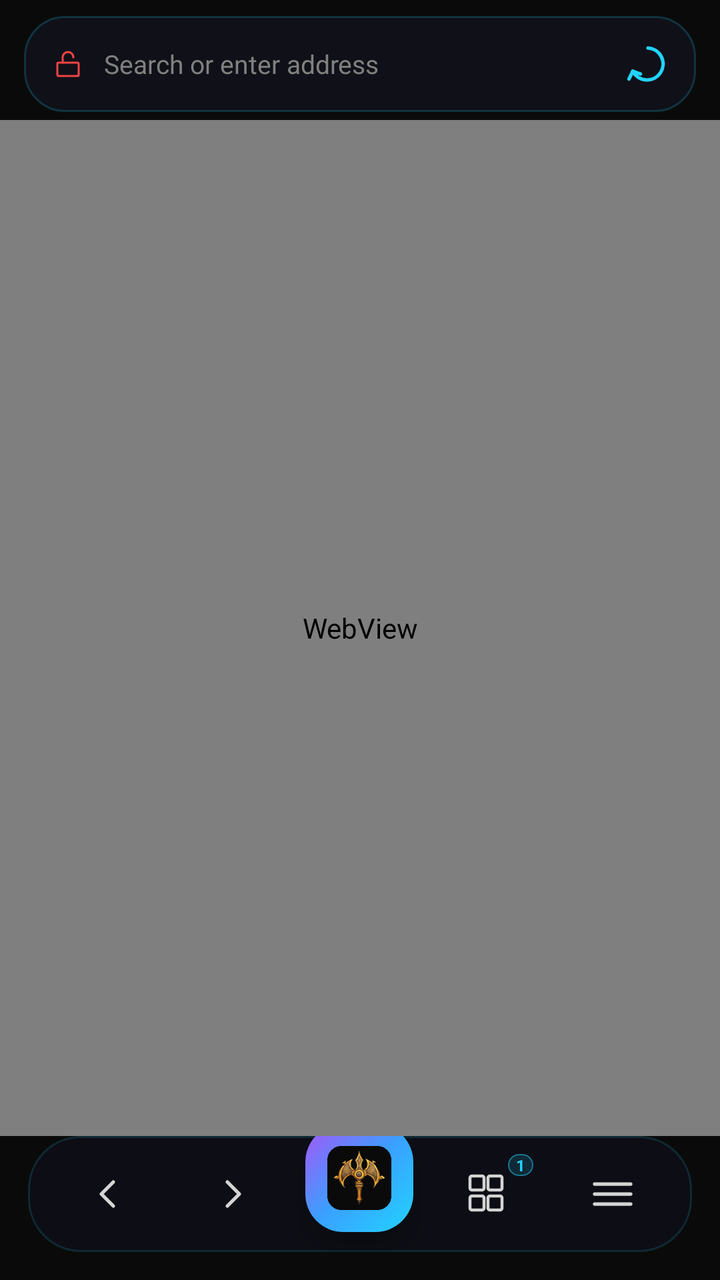
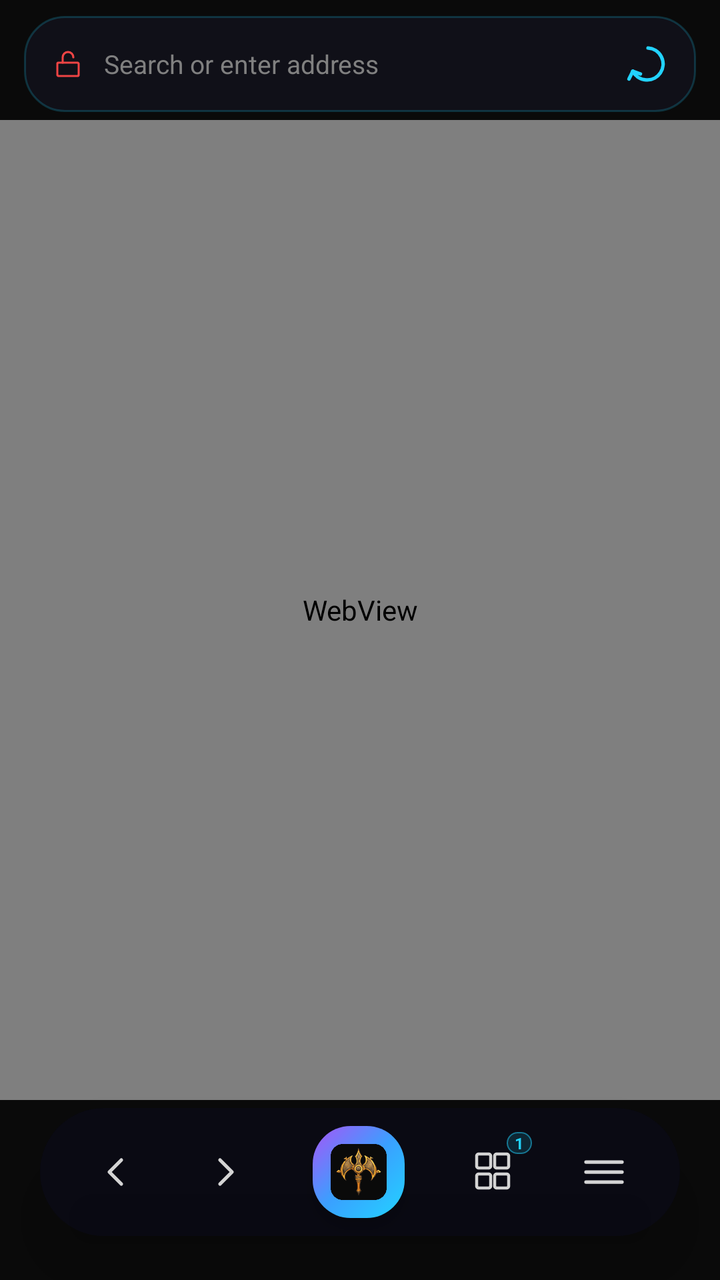

Compare the two renders of this Android layout. The source of the first and the diff that turns it into the second are given below.
<!-- AndroidManifest.xml: application theme Theme.Dhurta -->
<!-- res/layout/activity_main.xml -->
<?xml version="1.0" encoding="utf-8"?>
<androidx.drawerlayout.widget.DrawerLayout
    xmlns:android="http://schemas.android.com/apk/res/android"
    xmlns:app="http://schemas.android.com/apk/res-auto"
    android:id="@+id/drawerLayout"
    android:layout_width="match_parent"
    android:layout_height="match_parent"
    android:fitsSystemWindows="true">

    
    <FrameLayout
        android:layout_width="match_parent"
        android:layout_height="match_parent"
        android:background="@color/obsidian">

        <LinearLayout
            android:layout_width="match_parent"
            android:layout_height="match_parent"
            android:orientation="vertical">

            
            <LinearLayout
                android:id="@+id/urlPill"
                android:layout_width="match_parent"
                android:layout_height="48dp"
                android:orientation="horizontal"
                android:gravity="center_vertical"
                android:layout_marginHorizontal="12dp"
                android:layout_marginTop="8dp"
                android:layout_marginBottom="4dp"
                android:paddingStart="14dp"
                android:paddingEnd="4dp"
                android:background="@drawable/pill_bg">

                
                <ImageView
                    android:id="@+id/lockIcon"
                    android:layout_width="16dp"
                    android:layout_height="16dp"
                    android:src="@drawable/ic_nav_lock_open"
                    android:layout_marginEnd="10dp"
                    android:contentDescription="Security status"
                    app:tint="@color/exposed_red" />

                <EditText
                    android:id="@+id/urlBar"
                    android:layout_width="0dp"
                    android:layout_height="match_parent"
                    android:layout_weight="1"
                    android:hint="@string/url_hint"
                    android:textColorHint="@color/text_muted"
                    android:textColor="@color/text"
                    android:textSize="13sp"
                    android:fontFamily="sans-serif"
                    android:singleLine="true"
                    android:imeOptions="actionGo"
                    android:inputType="textUri"
                    android:background="@android:color/transparent"
                    android:importantForAutofill="no" />

                <ImageButton
                    android:id="@+id/reloadBtn"
                    android:layout_width="40dp"
                    android:layout_height="40dp"
                    android:src="@drawable/ic_nav_reload"
                    android:background="?android:selectableItemBackgroundBorderless"
                    android:contentDescription="Reload"
                    app:tint="@color/neon_blue" />
            </LinearLayout>

            
            <LinearLayout
                android:id="@+id/findBar"
                android:layout_width="match_parent"
                android:layout_height="40dp"
                android:orientation="horizontal"
                android:gravity="center_vertical"
                android:layout_marginHorizontal="10dp"
                android:layout_marginBottom="6dp"
                android:paddingStart="12dp"
                android:paddingEnd="4dp"
                android:background="@drawable/pill_bg"
                android:visibility="gone">

                <EditText
                    android:id="@+id/findInput"
                    android:layout_width="0dp"
                    android:layout_height="match_parent"
                    android:layout_weight="1"
                    android:hint="Find in page"
                    android:textColorHint="@color/text_muted"
                    android:textColor="@color/text"
                    android:textSize="13sp"
                    android:fontFamily="sans-serif"
                    android:singleLine="true"
                    android:imeOptions="actionSearch"
                    android:inputType="text"
                    android:background="@android:color/transparent"
                    android:importantForAutofill="no" />

                <TextView
                    android:id="@+id/findCount"
                    android:layout_width="wrap_content"
                    android:layout_height="wrap_content"
                    android:text="0/0"
                    android:textSize="10sp"
                    android:fontFamily="monospace"
                    android:textColor="@color/text_muted"
                    android:layout_marginEnd="6dp" />

                <ImageButton
                    android:id="@+id/findPrev"
                    android:layout_width="36dp"
                    android:layout_height="36dp"
                    android:src="@drawable/ic_find_up"
                    android:background="?android:selectableItemBackgroundBorderless"
                    android:contentDescription="Previous match"
                    app:tint="@color/text" />

                <ImageButton
                    android:id="@+id/findNext"
                    android:layout_width="36dp"
                    android:layout_height="36dp"
                    android:src="@drawable/ic_find_down"
                    android:background="?android:selectableItemBackgroundBorderless"
                    android:contentDescription="Next match"
                    app:tint="@color/text" />

                <ImageButton
                    android:id="@+id/findClose"
                    android:layout_width="36dp"
                    android:layout_height="36dp"
                    android:src="@drawable/ic_find_close"
                    android:background="?android:selectableItemBackgroundBorderless"
                    android:contentDescription="Close find"
                    app:tint="@color/text" />
            </LinearLayout>

            <ProgressBar
                android:id="@+id/progressBar"
                style="?android:attr/progressBarStyleHorizontal"
                android:layout_width="match_parent"
                android:layout_height="2dp"
                android:max="100"
                android:progress="0"
                android:progressTint="@color/neon_blue"
                android:visibility="gone" />

            
            <FrameLayout
                android:id="@+id/webContainer"
                android:layout_width="match_parent"
                android:layout_height="0dp"
                android:layout_weight="1">

                <WebView
                    android:id="@+id/webView"
                    android:layout_width="match_parent"
                    android:layout_height="match_parent" />
            </FrameLayout>

            
            <View
                android:id="@+id/dockSpacer"
                android:layout_width="match_parent"
                android:layout_height="72dp" />
        </LinearLayout>

        
        <LinearLayout
            android:id="@+id/dock"
            android:layout_width="match_parent"
            android:layout_height="wrap_content"
            android:layout_gravity="bottom"
            android:orientation="horizontal"
            android:gravity="center_vertical"
            android:layout_marginHorizontal="14dp"
            android:layout_marginBottom="14dp"
            android:paddingHorizontal="8dp"
            android:paddingVertical="5dp"
            android:background="@drawable/dock_bg"
            android:elevation="12dp"
            android:clipChildren="false"
            android:clipToPadding="false">

            <ImageButton
                android:id="@+id/backBtn"
                android:layout_width="0dp"
                android:layout_height="48dp"
                android:layout_weight="1"
                android:src="@drawable/ic_nav_back"
                android:background="?android:selectableItemBackgroundBorderless"
                android:contentDescription="Back"
                app:tint="@color/text" />

            <ImageButton
                android:id="@+id/forwardBtn"
                android:layout_width="0dp"
                android:layout_height="48dp"
                android:layout_weight="1"
                android:src="@drawable/ic_nav_forward"
                android:background="?android:selectableItemBackgroundBorderless"
                android:contentDescription="Forward"
                app:tint="@color/text" />

            
            <FrameLayout
                android:layout_width="0dp"
                android:layout_height="48dp"
                android:layout_weight="1"
                android:clipChildren="false"
                android:clipToPadding="false">

                <View
                    android:id="@+id/hubRing"
                    android:layout_width="60dp"
                    android:layout_height="60dp"
                    android:layout_gravity="center_horizontal"
                    android:translationY="-14dp"
                    android:background="@drawable/hub_ring" />

                <ImageView
                    android:id="@+id/hubBtn"
                    android:layout_width="54dp"
                    android:layout_height="54dp"
                    android:layout_gravity="center_horizontal"
                    android:translationY="-11dp"
                    android:padding="11dp"
                    android:background="@drawable/hub_bg"
                    android:src="@mipmap/ic_launcher"
                    android:elevation="8dp"
                    android:contentDescription="Dhurta Hub" />
            </FrameLayout>

            <FrameLayout
                android:layout_width="0dp"
                android:layout_height="48dp"
                android:layout_weight="1">

                <ImageButton
                    android:id="@+id/tabsBtn"
                    android:layout_width="match_parent"
                    android:layout_height="match_parent"
                    android:src="@drawable/ic_nav_tabs"
                    android:background="?android:selectableItemBackgroundBorderless"
                    android:contentDescription="Tabs"
                    app:tint="@color/text" />

                <TextView
                    android:id="@+id/tabCount"
                    android:layout_width="wrap_content"
                    android:layout_height="wrap_content"
                    android:layout_gravity="top|end"
                    android:layout_marginTop="4dp"
                    android:layout_marginEnd="8dp"
                    android:text="1"
                    android:textSize="8sp"
                    android:textStyle="bold"
                    android:textColor="@color/neon_blue"
                    android:paddingHorizontal="4dp"
                    android:background="@drawable/tabcount_bg" />
            </FrameLayout>

            <ImageButton
                android:id="@+id/menuBtn"
                android:layout_width="0dp"
                android:layout_height="48dp"
                android:layout_weight="1"
                android:src="@drawable/ic_nav_menu"
                android:background="?android:selectableItemBackgroundBorderless"
                android:contentDescription="Menu"
                app:tint="@color/text" />
        </LinearLayout>

        
        <FrameLayout
            android:id="@+id/menuOverlay"
            android:layout_width="match_parent"
            android:layout_height="match_parent"
            android:background="#B3000000"
            android:visibility="gone"
            android:clickable="true"
            android:focusable="true">

            <androidx.core.widget.NestedScrollView
                android:id="@+id/menuSheet"
                android:layout_width="match_parent"
                android:layout_height="wrap_content"
                android:layout_gravity="bottom"
                android:background="@drawable/dock_bg"
                android:layout_margin="10dp"
                android:elevation="16dp">

                <LinearLayout
                    android:layout_width="match_parent"
                    android:layout_height="wrap_content"
                    android:orientation="vertical"
                    android:paddingVertical="8dp">

                    
                    <LinearLayout
                        android:layout_width="match_parent"
                        android:layout_height="wrap_content"
                        android:orientation="horizontal"
                        android:paddingHorizontal="8dp"
                        android:paddingBottom="4dp">

                        <TextView android:id="@+id/mHome" style="@style/MenuQuick" android:text="🏠" />
                        <TextView android:id="@+id/mAddBookmark" style="@style/MenuQuick" android:text="⭐" />
                        <TextView android:id="@+id/mShare" style="@style/MenuQuick" android:text="📤" />
                        <TextView android:id="@+id/mOmni" style="@style/MenuQuick" android:text="🔱" />
                        <TextView android:id="@+id/mNewTab" style="@style/MenuQuick" android:text="➕" />
                    </LinearLayout>

                    <View android:layout_width="match_parent" android:layout_height="1dp" android:background="@color/border" />

                    
                    <LinearLayout style="@style/MenuRowPair">
                        <TextView android:id="@+id/mFind" style="@style/MenuItem" android:text="🔍  Find in page" />
                        <TextView android:id="@+id/mDesktop" style="@style/MenuItem" android:text="🖥  Desktop site" />
                    </LinearLayout>
                    <LinearLayout style="@style/MenuRowPair">
                        <TextView android:id="@+id/mFullscreen" style="@style/MenuItem" android:text="⛶  Fullscreen" />
                        <TextView android:id="@+id/mInspect" style="@style/MenuItem" android:text="🧪  Inspect element" />
                    </LinearLayout>
                    <LinearLayout style="@style/MenuRowPair">
                        <TextView android:id="@+id/mBookmarks" style="@style/MenuItem" android:text="🔖  Bookmarks" />
                        <TextView android:id="@+id/mHistory" style="@style/MenuItem" android:text="🕑  History" />
                    </LinearLayout>
                    <LinearLayout style="@style/MenuRowPair">
                        <TextView android:id="@+id/mDownloads" style="@style/MenuItem" android:text="⬇  Downloads" />
                        <TextView android:id="@+id/mAutoClean" style="@style/MenuItem" android:text="🧹  Auto-Clean" />
                    </LinearLayout>
                    <LinearLayout style="@style/MenuRowPair">
                        <TextView android:id="@+id/mSettings" style="@style/MenuItem" android:text="⚙  Settings" />
                        <TextView android:id="@+id/mExit" style="@style/MenuItem" android:text="✕  Close menu" />
                    </LinearLayout>
                </LinearLayout>
            </androidx.core.widget.NestedScrollView>
        </FrameLayout>
    </FrameLayout>

    
    <androidx.core.widget.NestedScrollView
        android:layout_width="292dp"
        android:layout_height="match_parent"
        android:layout_gravity="start"
        android:background="@color/obsidian_elev"
        android:fitsSystemWindows="true"
        android:scrollbars="none">

        <LinearLayout
            android:layout_width="match_parent"
            android:layout_height="wrap_content"
            android:orientation="vertical">

            
            <LinearLayout
                android:layout_width="match_parent"
                android:layout_height="wrap_content"
                android:orientation="vertical"
                android:gravity="center"
                android:paddingVertical="26dp"
                android:background="@color/obsidian">

                <ImageView
                    android:layout_width="58dp"
                    android:layout_height="58dp"
                    android:src="@mipmap/ic_launcher"
                    android:contentDescription="Dhurta" />

                <TextView
                    android:layout_width="wrap_content"
                    android:layout_height="wrap_content"
                    android:text="DHURTA"
                    android:textColor="@color/saffron"
                    android:textSize="16sp"
                    android:letterSpacing="0.36"
                    android:fontFamily="monospace"
                    android:layout_marginTop="8dp" />

                <TextView
                    android:layout_width="wrap_content"
                    android:layout_height="wrap_content"
                    android:text="Sovereign · Privacy-Native"
                    android:textColor="@color/text_muted"
                    android:textSize="9sp"
                    android:fontFamily="monospace"
                    android:layout_marginTop="3dp" />
            </LinearLayout>

            <View android:layout_width="match_parent" android:layout_height="1dp" android:background="@color/border" />

            <TextView android:id="@+id/navOmni" style="@style/DrawerRow" android:text="🔱   Omni Dashboard" android:textColor="@color/neon_blue" />
            <TextView android:id="@+id/navNewTab" style="@style/DrawerRow" android:text="🏠   New Tab" />

            <View android:layout_width="match_parent" android:layout_height="1dp" android:background="@color/border" android:layout_marginVertical="4dp" />
            <TextView style="@style/DrawerHeading" android:text="PROTECTION" />

            
            <TextView android:id="@+id/navGhost" style="@style/DrawerRow"
                android:drawableStart="@drawable/ic_ghost" android:drawablePadding="14dp" android:text="Ghost Mode — Tor" />
            <TextView android:id="@+id/navChakra" style="@style/DrawerRow"
                android:drawableStart="@drawable/ic_chakra" android:drawablePadding="14dp" android:text="Chakra Shield — VPN" />
            <TextView android:id="@+id/navSecurity" style="@style/DrawerRow" android:text="🛡   Security Center" />
            <TextView android:id="@+id/navNetwork" style="@style/DrawerRow" android:text="📡   Network Monitor" />

            <View android:layout_width="match_parent" android:layout_height="1dp" android:background="@color/border" android:layout_marginVertical="4dp" />
            <TextView style="@style/DrawerHeading" android:text="LIBRARY" />

            <TextView android:id="@+id/navBookmarks" style="@style/DrawerRow" android:text="🔖   Bookmarks" />
            <TextView android:id="@+id/navHistory" style="@style/DrawerRow" android:text="🕑   History" />
            <TextView android:id="@+id/navDownloads" style="@style/DrawerRow" android:text="⬇   Downloads" />
            <TextView android:id="@+id/navConnect" style="@style/DrawerRow" android:text="🔗   Dhurta Connect" />
            <TextView android:id="@+id/navExtensions" style="@style/DrawerRow" android:text="🧩   Extensions" />

            <View android:layout_width="match_parent" android:layout_height="1dp" android:background="@color/border" android:layout_marginVertical="4dp" />
            <TextView style="@style/DrawerHeading" android:text="SYSTEM" />

            <TextView android:id="@+id/navDevtools" style="@style/DrawerRow" android:text="🧪   Developer Mode" />
            <TextView android:id="@+id/navSettings" style="@style/DrawerRow" android:text="⚙   Settings" />
            <TextView android:id="@+id/navWipe" style="@style/DrawerRow" android:text="☢   Nuclear Wipe" android:textColor="@color/exposed_red" />
            <TextView android:id="@+id/navAbout" style="@style/DrawerRow" android:text="ℹ   About Dhurta" />

            <View android:layout_width="match_parent" android:layout_height="20dp" />
        </LinearLayout>
    </androidx.core.widget.NestedScrollView>
</androidx.drawerlayout.widget.DrawerLayout>
<!-- resources referenced by this layout -->
<resources>
  <color name="border">#2A2A2A</color>
  <color name="exposed_red">#EF4444</color>
  <color name="neon_blue">#22D3FF</color>
  <color name="obsidian">#0A0A0A</color>
  <color name="obsidian_elev">#141414</color>
  <color name="saffron">#FF4500</color>
  <color name="text">#D4D4D4</color>
  <color name="text_muted">#808080</color>
  <!-- drawable dock_bg (drawable) -->
  <?xml version="1.0" encoding="utf-8"?>
  <shape xmlns:android="http://schemas.android.com/apk/res/android" android:shape="rectangle">
      <solid android:color="@color/dock_bg" />
      <corners android:radius="26dp" />
      <stroke android:width="1dp" android:color="#2622D3FF" />
  </shape>
  <!-- drawable hub_bg (drawable) -->
  <?xml version="1.0" encoding="utf-8"?>
  <shape xmlns:android="http://schemas.android.com/apk/res/android" android:shape="rectangle">
      <gradient android:startColor="#22D3FF" android:centerColor="#3AA0FF" android:endColor="#A855F7"
          android:angle="135" android:type="linear" />
      <corners android:radius="19dp" />
  </shape>
  <!-- drawable hub_ring (drawable) -->
  <?xml version="1.0" encoding="utf-8"?>
  <shape xmlns:android="http://schemas.android.com/apk/res/android" android:shape="rectangle">
      <solid android:color="#00000000" />
      <corners android:radius="24dp" />
  </shape>
  <!-- drawable ic_chakra (drawable) -->
  <?xml version="1.0" encoding="utf-8"?>
  <layer-list xmlns:android="http://schemas.android.com/apk/res/android">
      <item android:width="24dp" android:height="24dp" android:gravity="center">
          <bitmap android:src="@drawable/chakra_icon" android:gravity="fill" />
      </item>
  </layer-list>
  <!-- drawable ic_ghost (drawable) -->
  <?xml version="1.0" encoding="utf-8"?>
  <layer-list xmlns:android="http://schemas.android.com/apk/res/android">
      <item android:width="24dp" android:height="24dp" android:gravity="center">
          <bitmap android:src="@drawable/dhurta_logo" android:gravity="fill" />
      </item>
  </layer-list>
  <!-- drawable pill_bg (drawable) -->
  <?xml version="1.0" encoding="utf-8"?>
  <shape xmlns:android="http://schemas.android.com/apk/res/android" android:shape="rectangle">
      <solid android:color="@color/pill_bg" />
      <corners android:radius="20dp" />
      <stroke android:width="1dp" android:color="#3322D3FF" />
  </shape>
  <!-- drawable tabcount_bg (drawable) -->
  <?xml version="1.0" encoding="utf-8"?>
  <shape xmlns:android="http://schemas.android.com/apk/res/android" android:shape="rectangle">
      <solid android:color="#2422D3FF" />
      <corners android:radius="6dp" />
      <stroke android:width="0.8dp" android:color="#8022D3FF" />
  </shape>
  <string name="url_hint">Search or enter address</string>
  <style name="MenuQuick">
          <item name="android:layout_width">0dp</item>
          <item name="android:layout_height">52dp</item>
          <item name="android:layout_weight">1</item>
          <item name="android:gravity">center</item>
          <item name="android:textSize">22sp</item>
          <item name="android:background">?android:selectableItemBackgroundBorderless</item>
          <item name="android:clickable">true</item>
          <item name="android:focusable">true</item>
      </style>
  <style name="MenuRowPair">
          <item name="android:layout_width">match_parent</item>
          <item name="android:layout_height">wrap_content</item>
          <item name="android:orientation">horizontal</item>
      </style>
  <color name="dock_bg">#E60E0E17</color>
  <color name="pill_bg">#CC12121C</color>
  <!-- unchanged entries left out for length: 16 -->
</resources>

<!-- the commit's change to res/layout/activity_main.xml (unified diff, before → after) -->
@@ -163,23 +163,22 @@
             <View
                 android:id="@+id/dockSpacer"
                 android:layout_width="match_parent"
-                android:layout_height="72dp" />
+                android:layout_height="90dp" />
         </LinearLayout>
 
         
         <LinearLayout
             android:id="@+id/dock"
             android:layout_width="match_parent"
-            android:layout_height="wrap_content"
+            android:layout_height="64dp"
             android:layout_gravity="bottom"
             android:orientation="horizontal"
             android:gravity="center_vertical"
-            android:layout_marginHorizontal="14dp"
-            android:layout_marginBottom="14dp"
-            android:paddingHorizontal="8dp"
-            android:paddingVertical="5dp"
-            android:background="@drawable/dock_bg"
-            android:elevation="12dp"
+            android:layout_marginHorizontal="20dp"
+            android:layout_marginBottom="22dp"
+            android:paddingHorizontal="10dp"
+            android:background="@drawable/dock_capsule"
+            android:elevation="18dp"
             android:clipChildren="false"
             android:clipToPadding="false">
 
@@ -206,29 +205,27 @@
             
             <FrameLayout
                 android:layout_width="0dp"
-                android:layout_height="48dp"
-                android:layout_weight="1"
+                android:layout_height="match_parent"
+                android:layout_weight="1.4"
                 android:clipChildren="false"
                 android:clipToPadding="false">
 
                 <View
                     android:id="@+id/hubRing"
-                    android:layout_width="60dp"
-                    android:layout_height="60dp"
-                    android:layout_gravity="center_horizontal"
-                    android:translationY="-14dp"
+                    android:layout_width="52dp"
+                    android:layout_height="52dp"
+                    android:layout_gravity="center"
                     android:background="@drawable/hub_ring" />
 
                 <ImageView
                     android:id="@+id/hubBtn"
-                    android:layout_width="54dp"
-                    android:layout_height="54dp"
-                    android:layout_gravity="center_horizontal"
-                    android:translationY="-11dp"
-                    android:padding="11dp"
+                    android:layout_width="46dp"
+                    android:layout_height="46dp"
+                    android:layout_gravity="center"
+                    android:padding="9dp"
                     android:background="@drawable/hub_bg"
                     android:src="@mipmap/ic_launcher"
-                    android:elevation="8dp"
+                    android:elevation="4dp"
                     android:contentDescription="Dhurta Hub" />
             </FrameLayout>
 
<!-- resource entries referenced after the edit -->
@@ -14,6 +14,12 @@
       <solid android:color="@color/dock_bg" />
       <corners android:radius="26dp" />
       <stroke android:width="1dp" android:color="#2622D3FF" />
+  </shape>
+  <!-- drawable dock_capsule (drawable) -->
+  <?xml version="1.0" encoding="utf-8"?>
+  <shape xmlns:android="http://schemas.android.com/apk/res/android" android:shape="rectangle">
+      <solid android:color="#F00A0A14" />
+      <corners android:radius="40dp" />
   </shape>
   <!-- drawable hub_bg (drawable) -->
   <?xml version="1.0" encoding="utf-8"?>
